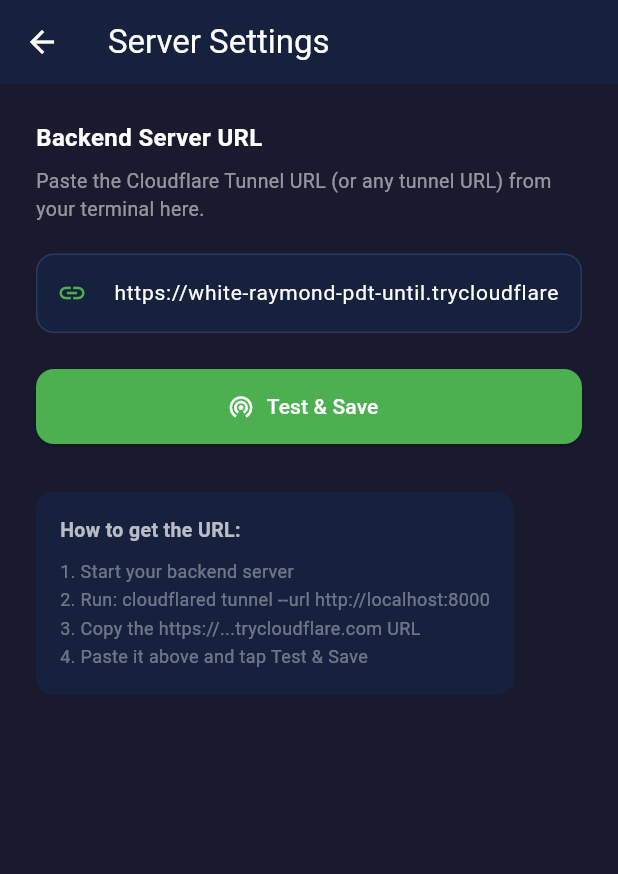
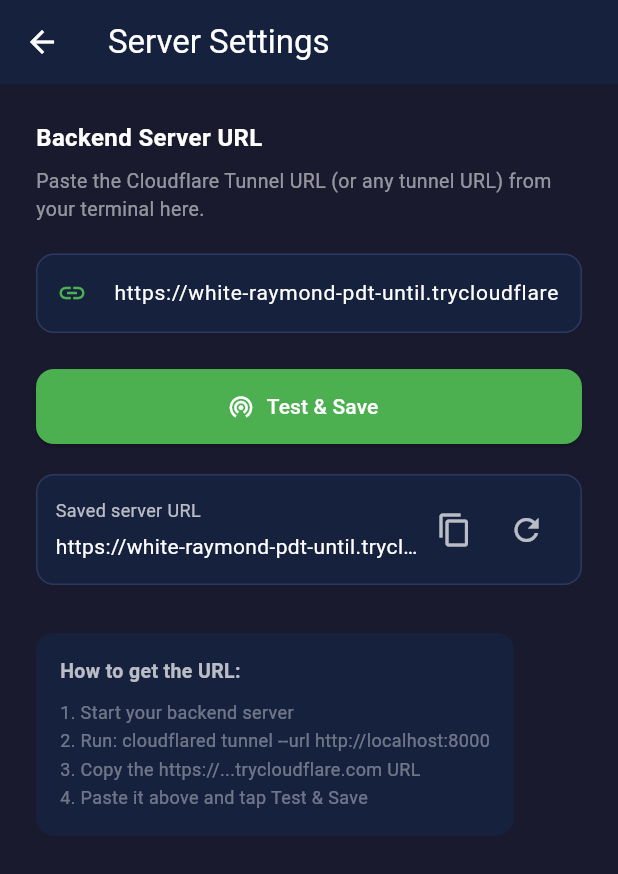
Before and after one commit to safalt774-byte/projects, a Flutter app: the ServerSettingsPage screen opened directly, on a phone screen of 412 x 824 dp. Shown: the top 874 px of the screen. Run offline on Flutter 3.47's test engine with Material 3 defaults, Android fonts, the phone set to English and light mode, and no system bars; our stand-ins replace audioplayers, file_picker, firebase_auth, firebase_core, permission_handler, shared_preferences; missing offline and left inert: flutter_pdfview, record; accounts and stored records are empty.

Commit message:
server settings: show saved URL, copy/reset, preview sanitize & typo correction

```diff
--- a/lib/screens/server_settings_page.dart
+++ b/lib/screens/server_settings_page.dart
@@ -1,4 +1,5 @@
 import 'package:flutter/material.dart';
+import 'package:flutter/services.dart';
 import 'package:projects/services/api_service.dart';
 
 /// Settings page where the user can set and test the backend server URL.
@@ -66,7 +67,7 @@ class _ServerSettingsPageState extends State<ServerSettingsPage> {
               Text(sanitized),
               const SizedBox(height: 8),
               const Text('Suggested correction:'),
-              Text(typoCorrection, style: const TextStyle(fontWeight: FontWeight.bold)),
+              Text(typoCorrection!, style: const TextStyle(fontWeight: FontWeight.bold)),
             ],
           ),
           actions: [
@@ -207,6 +208,66 @@ class _ServerSettingsPageState extends State<ServerSettingsPage> {
               ),
             ),
 
+            const SizedBox(height: 20),
+
+            // Current saved URL + actions
+            ValueListenableBuilder<String>(
+              valueListenable: ApiService.baseUrlNotifier,
+              builder: (context, savedUrl, _) {
+                return Container(
+                  padding: const EdgeInsets.symmetric(horizontal: 12, vertical: 12),
+                  decoration: BoxDecoration(
+                    color: const Color(0xFF16213E),
+                    borderRadius: BorderRadius.circular(12),
+                    border: Border.all(color: const Color(0xFF2A3A5E)),
+                  ),
+                  child: Row(
+                    children: [
+                      Expanded(
+                        child: Column(
+                          crossAxisAlignment: CrossAxisAlignment.start,
+                          children: [
+                            const Text('Saved server URL', style: TextStyle(color: Colors.white70, fontSize: 12)),
+                            const SizedBox(height: 6),
+                            Text(savedUrl, style: const TextStyle(color: Colors.white, fontSize: 14), overflow: TextOverflow.ellipsis),
+                          ],
+                        ),
+                      ),
+                      IconButton(
+                        tooltip: 'Copy URL',
+                        icon: const Icon(Icons.copy, color: Colors.white70),
+                        onPressed: () {
+                          Clipboard.setData(ClipboardData(text: savedUrl));
+                          ScaffoldMessenger.of(context).showSnackBar(const SnackBar(content: Text('Copied URL to clipboard')));
+                        },
+                      ),
+                      IconButton(
+                        tooltip: 'Reset to default',
+                        icon: const Icon(Icons.refresh, color: Colors.white70),
+                        onPressed: () async {
+                          final confirm = await showDialog<bool>(
+                            context: context,
+                            builder: (ctx) => AlertDialog(
+                              title: const Text('Reset server URL?'),
+                              content: const Text('This will reset the saved server URL to the built-in default.'),
+                              actions: [
+                                TextButton(onPressed: () => Navigator.of(ctx).pop(false), child: const Text('Cancel')),
+                                ElevatedButton(onPressed: () => Navigator.of(ctx).pop(true), child: const Text('Reset')),
+                              ],
+                            ),
+                          );
+                          if (confirm == true) {
+                            await ApiService.resetToDefault();
+                            ScaffoldMessenger.of(context).showSnackBar(const SnackBar(content: Text('Server URL reset to default')));
+                          }
+                        },
+                      ),
+                    ],
+                  ),
+                );
+              },
+            ),
+
             const SizedBox(height: 32),
             Container(
               padding: const EdgeInsets.all(16),
```
Also changed, not shown: lib/services/api_service.dart (+17 -11 lines).
